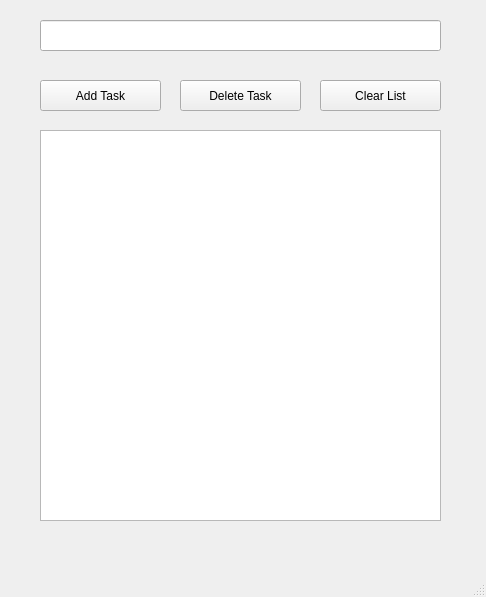
Old version of the form lesson/Part2/Ue06/PyQt/todo.ui in the repository awenzelhuemer/fh-se-python.
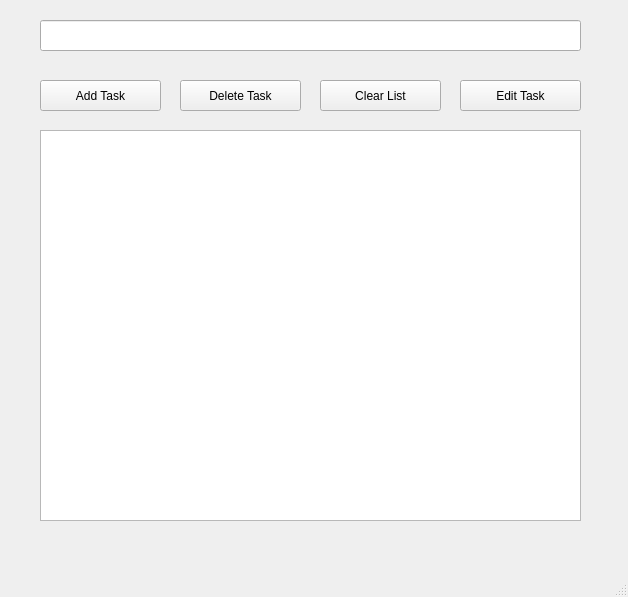
New version of the form.

```diff
--- a/lesson/Part2/Ue06/PyQt/todo.ui
+++ b/lesson/Part2/Ue06/PyQt/todo.ui
@@ -6,7 +6,7 @@
    <rect>
     <x>0</x>
     <y>0</y>
-    <width>486</width>
+    <width>628</width>
     <height>597</height>
    </rect>
   </property>
@@ -32,7 +32,7 @@
      <rect>
       <x>40</x>
       <y>130</y>
-      <width>401</width>
+      <width>541</width>
       <height>391</height>
      </rect>
     </property>
@@ -68,11 +68,24 @@
      <rect>
       <x>40</x>
       <y>20</y>
-      <width>401</width>
+      <width>541</width>
       <height>31</height>
      </rect>
     </property>
    </widget>
+   <widget class="QPushButton" name="editButton">
+    <property name="geometry">
+     <rect>
+      <x>460</x>
+      <y>80</y>
+      <width>121</width>
+      <height>31</height>
+     </rect>
+    </property>
+    <property name="text">
+     <string>Edit Task</string>
+    </property>
+   </widget>
   </widget>
   <widget class="QMenuBar" name="menubar">
    <property name="geometry">
```
Left out of the diff: 10 changed lines with no effect on the pictures.
